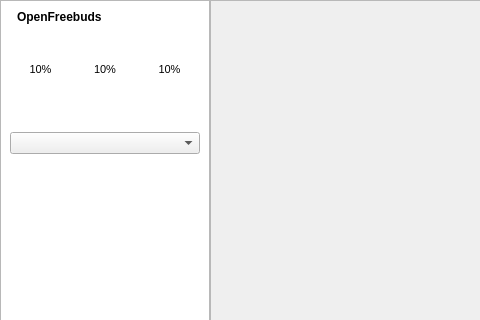
The window that openfreebuds_qt/designer/main_window.ui (melianmiko/OpenFreebuds) describes before a commit, drawn with Qt 5; both pictures show x 0 to 480 and y 0 to 320 of the 950 by 600 pixel window.
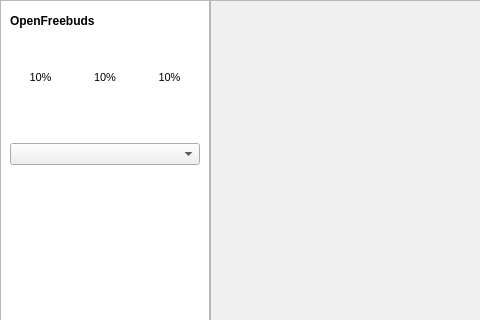
The same window after the commit.

The edit to the form file:
```diff
--- a/openfreebuds_qt/designer/main_window.ui
+++ b/openfreebuds_qt/designer/main_window.ui
@@ -79,8 +79,8 @@
         <rect>
          <x>0</x>
          <y>0</y>
-         <width>210</width>
-         <height>600</height>
+         <width>208</width>
+         <height>598</height>
         </rect>
        </property>
        <property name="sizePolicy">
@@ -133,13 +133,13 @@
           </property>
           <layout class="QHBoxLayout" name="horizontalLayout_8">
            <property name="leftMargin">
-            <number>16</number>
+            <number>9</number>
            </property>
            <property name="topMargin">
             <number>4</number>
            </property>
            <property name="rightMargin">
-            <number>24</number>
+            <number>9</number>
            </property>
            <property name="bottomMargin">
             <number>4</number>
@@ -182,13 +182,13 @@
              <property name="minimumSize">
               <size>
                <width>22</width>
-               <height>22</height>
+               <height>32</height>
               </size>
              </property>
              <property name="maximumSize">
               <size>
                <width>22</width>
-               <height>22</height>
+               <height>32</height>
               </size>
              </property>
              <property name="styleSheet">
@@ -642,6 +642,13 @@
                <height>48</height>
               </size>
              </property>
+             <property name="styleSheet">
+              <string notr="true">QToolButton:!checked {
+    background-color: transparent;
+    border: none;
+}
+</string>
+             </property>
              <layout class="QHBoxLayout" name="horizontalLayout_4">
               <property name="spacing">
                <number>0</number>
@@ -659,7 +666,7 @@
                <number>0</number>
               </property>
               <item>
-               <widget class="QPushButton" name="anc_on">
+               <widget class="QToolButton" name="anc_on">
                 <property name="sizePolicy">
                  <sizepolicy hsizetype="Minimum" vsizetype="Expanding">
                   <horstretch>0</horstretch>
@@ -681,13 +688,10 @@
                 <property name="checkable">
                  <bool>true</bool>
                 </property>
-                <property name="flat">
-                 <bool>true</bool>
-                </property>
                </widget>
               </item>
               <item>
-               <widget class="QPushButton" name="anc_off">
+               <widget class="QToolButton" name="anc_off">
                 <property name="sizePolicy">
                  <sizepolicy hsizetype="Minimum" vsizetype="Expanding">
                   <horstretch>0</horstretch>
@@ -709,13 +713,10 @@
                 <property name="checkable">
                  <bool>true</bool>
                 </property>
-                <property name="flat">
-                 <bool>true</bool>
-                </property>
                </widget>
               </item>
               <item>
-               <widget class="QPushButton" name="anc_awr">
+               <widget class="QToolButton" name="anc_awr">
                 <property name="sizePolicy">
                  <sizepolicy hsizetype="Minimum" vsizetype="Expanding">
                   <horstretch>0</horstretch>
@@ -725,6 +726,9 @@
                 <property name="toolTip">
                  <string>Awareness</string>
                 </property>
+                <property name="styleSheet">
+                 <string notr="true"/>
+                </property>
                 <property name="text">
                  <string notr="true"/>
                 </property>
@@ -737,9 +741,6 @@
                 <property name="checkable">
                  <bool>true</bool>
                 </property>
-                <property name="flat">
-                 <bool>true</bool>
-                </property>
                </widget>
               </item>
              </layout>
```
Left out of the diff: 6 changed lines with no effect on the pictures.
